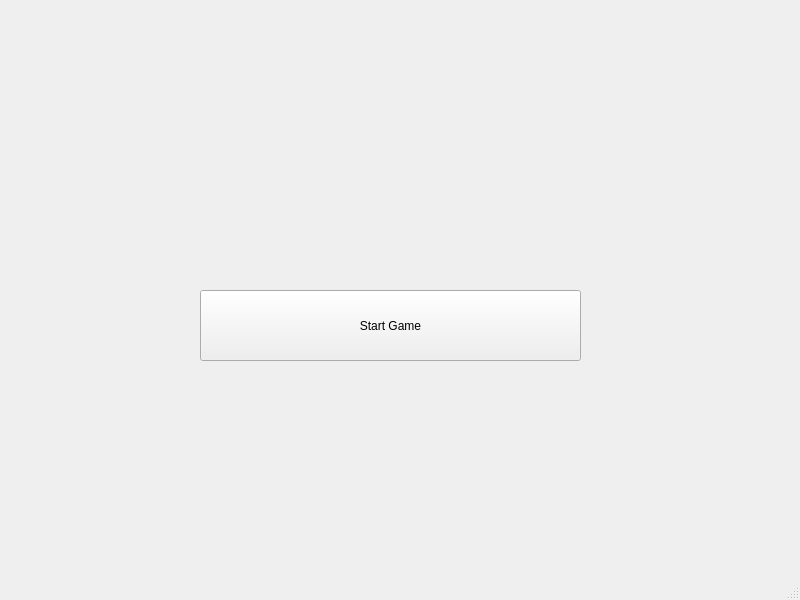
Old version of the form client/lobby/mainwindow.ui in the repository Juannbel/duck-game.
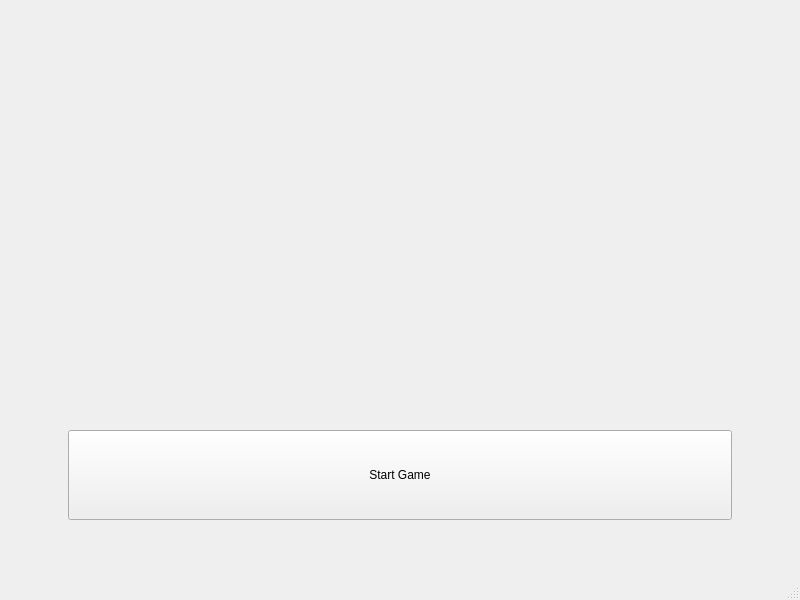
New version of the form.

Commit message: Agrego logo para el lobby, y arreglo problema al cerrar el lobby sin crear ni joinearse a ningun game

What changed in the file:
```diff
--- a/client/lobby/mainwindow.ui
+++ b/client/lobby/mainwindow.ui
@@ -14,15 +14,9 @@
    <string>MainWindow</string>
   </property>
   <widget class="QWidget" name="centralwidget">
+   <layout class="QHBoxLayout" name="horizontalLayout">
+    <item>
    <widget class="QStackedWidget" name="stackedWidget">
-    <property name="geometry">
-     <rect>
-      <x>40</x>
-      <y>30</y>
-      <width>721</width>
-      <height>511</height>
-     </rect>
-    </property>
     <property name="currentIndex">
      <number>2</number>
     </property>
@@ -93,37 +87,94 @@
      </widget>
     </widget>
     <widget class="QWidget" name="page_3">
+       <layout class="QVBoxLayout" name="verticalLayout_6">
+        <item>
+         <layout class="QVBoxLayout" name="verticalLayout" stretch="70,10,20">
+          <property name="spacing">
+           <number>20</number>
+          </property>
+          <property name="sizeConstraint">
+           <enum>QLayout::SizeConstraint::SetMaximumSize</enum>
+          </property>
+          <property name="leftMargin">
+           <number>50</number>
+          </property>
+          <property name="topMargin">
+           <number>10</number>
+          </property>
+          <property name="rightMargin">
+           <number>50</number>
+          </property>
+          <property name="bottomMargin">
+           <number>40</number>
+          </property>
+          <item>
+           <widget class="QLabel" name="p3logo">
+            <property name="text">
+             <string/>
+            </property>
+            <property name="alignment">
+             <set>Qt::AlignmentFlag::AlignCenter</set>
+            </property>
+           </widget>
+          </item>
+          <item>
+           <widget class="QLabel" name="gameIdLabel">
+            <property name="maximumSize">
+             <size>
+              <width>16777215</width>
+              <height>50</height>
+             </size>
+            </property>
+            <property name="text">
+             <string/>
+            </property>
+            <property name="alignment">
+             <set>Qt::AlignmentFlag::AlignCenter</set>
+            </property>
+           </widget>
+          </item>
+          <item>
      <widget class="QPushButton" name="startGameButton">
-      <property name="geometry">
-       <rect>
-        <x>160</x>
-        <y>260</y>
-        <width>381</width>
-        <height>71</height>
-       </rect>
+            <property name="enabled">
+             <bool>true</bool>
+            </property>
+            <property name="sizePolicy">
+             <sizepolicy hsizetype="Preferred" vsizetype="Preferred">
+              <horstretch>0</horstretch>
+              <verstretch>0</verstretch>
+             </sizepolicy>
+            </property>
+            <property name="minimumSize">
+             <size>
+              <width>0</width>
+              <height>0</height>
+             </size>
+            </property>
+            <property name="maximumSize">
+             <size>
+              <width>16777215</width>
+              <height>16777215</height>
+             </size>
+            </property>
+            <property name="sizeIncrement">
+             <size>
+              <width>0</width>
+              <height>0</height>
+             </size>
       </property>
       <property name="text">
        <string>Start Game</string>
       </property>
      </widget>
-     <widget class="QLabel" name="gameIdLabel">
-      <property name="geometry">
-       <rect>
-        <x>250</x>
-        <y>160</y>
-        <width>191</width>
-        <height>51</height>
-       </rect>
-      </property>
-      <property name="text">
-       <string/>
-      </property>
-      <property name="alignment">
-       <set>Qt::AlignmentFlag::AlignCenter</set>
-      </property>
-     </widget>
-    </widget>
-   </widget>
+          </item>
+         </layout>
+        </item>
+       </layout>
+      </widget>
+     </widget>
+    </item>
+   </layout>
   </widget>
   <widget class="QMenuBar" name="menubar">
    <property name="geometry">
```
Left out of the diff: 135 changed lines with no effect on the pictures. Lines whose indentation alone changed are shown as unchanged. The commit also changes 4 other files.
